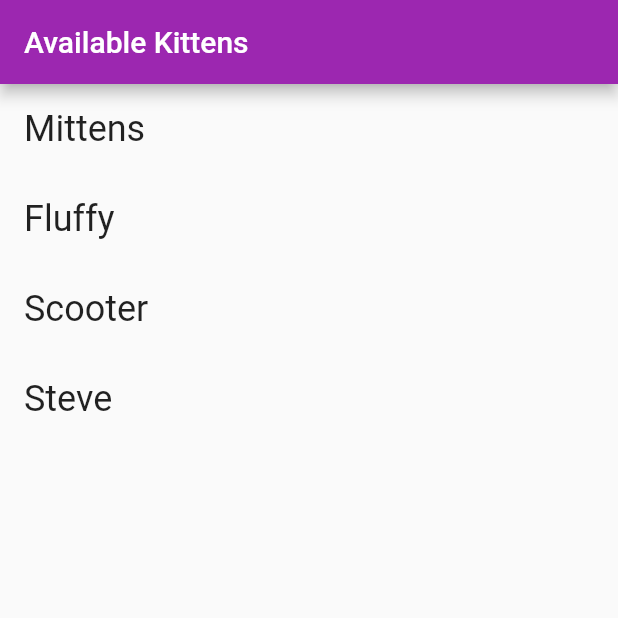
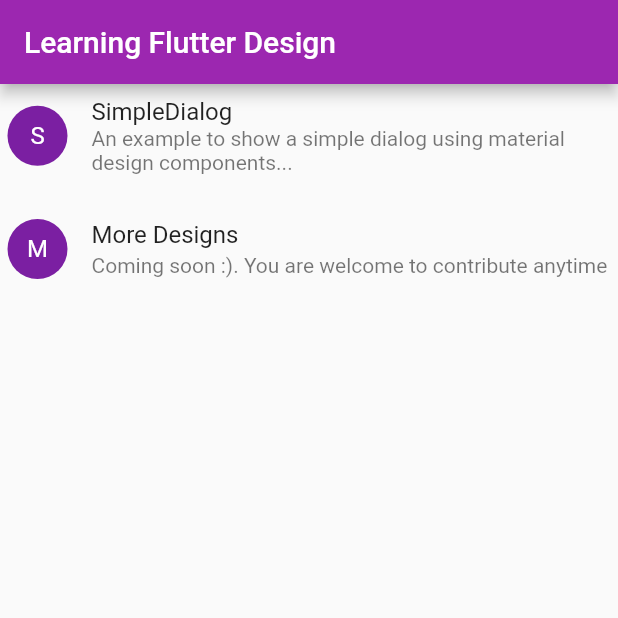
Before and after one commit to ZubairKh/flutter_design_learning, a Flutter app: the screen it shows after launch, on a phone screen of 412 x 824 dp, the top half of it. Run offline on Flutter 3.47's test engine with Material 2 defaults, Android fonts, the phone set to English and light mode, and no system bars.

Commit message:
Code refactoring for example 1 make a separate package and define routes

```diff
--- a/lib/main.dart
+++ b/lib/main.dart
@@ -1,153 +1,4 @@
 import 'package:flutter/material.dart';
+import 'package:learning_design/my_app.dart';
 
 void main() => runApp(new MyApp());
-
-class MyApp extends StatelessWidget {
-  @override
-  Widget build(BuildContext context) {
-    return new MaterialApp(
-      title: 'Flutter Demo',
-      theme: new ThemeData(
-        primarySwatch: Colors.purple,
-        buttonColor: Colors.purple,
-        buttonTheme: ButtonThemeData(
-          textTheme: ButtonTextTheme.primary,
-        ),
-      ),
-      home: new MyHomePage(),
-      debugShowCheckedModeBanner: false,
-    );
-  }
-}
-
-class Kitten {
-  const Kitten({this.name, this.age, this.description, this.imageUrl});
-
-  final String name;
-  final int age;
-  final String description;
-  final String imageUrl;
-}
-
-final List<Kitten> _kittens = <Kitten>[
-  Kitten(
-    name: "Mittens",
-    age: 11,
-    description:
-        "The pinnacle of cats. When Mittens sits on your lap, you feel like roylty",
-    imageUrl:
-        "https://www.pets4homes.co.uk/images/articles/4295/large/early-neutering-of-kittens-pros-and-cons-598ddb68021a9.jpg",
-  ),
-  Kitten(
-    name: "Fluffy",
-    age: 3,
-    description: "World\'s cutest kitten. Seriously. we did the research.",
-    imageUrl:
-        "https://www.thehappycatsite.com/wp-content/uploads/2017/10/best-treats-for-kittens.jpg",
-  ),
-  Kitten(
-    name: "Scooter",
-    age: 9,
-    description: "Chooses string faster than 9/10 competing kittens.",
-    imageUrl:
-        "https://d2kwjcq8j5htsz.cloudfront.net/2013/05/31105213/cute-photogenic-kitten.jpg",
-  ),
-  Kitten(
-    name: "Steve",
-    age: 4,
-    description: "Steve is cool and just kind of hangs out.",
-    imageUrl:
-        "https://www.catster.com/wp-content/uploads/2017/12/A-gray-kitten-meowing.jpg",
-  ),
-];
-
-class MyHomePage extends StatelessWidget {
-  Widget _dialogBuilder(BuildContext context, Kitten kitten) {
-    ThemeData localTheme = Theme.of(context);
-    return SimpleDialog(
-      contentPadding: EdgeInsets.zero,
-      children: <Widget>[
-        Image.network(
-          kitten.imageUrl,
-          fit: BoxFit.fill,
-        ),
-        Padding(
-          padding: const EdgeInsets.all(16.0),
-          child: Column(
-            crossAxisAlignment: CrossAxisAlignment.stretch,
-            children: <Widget>[
-              Text(
-                kitten.name,
-                style: localTheme.textTheme.display1,
-              ),
-              Text(
-                '${kitten.age} months old',
-                style: localTheme.textTheme.subhead.copyWith(
-                  fontStyle: FontStyle.italic,
-                ),
-              ),
-              SizedBox(
-                height: 16.0,
-              ),
-              Text(
-                kitten.description,
-                style: localTheme.textTheme.body1,
-              ),
-              SizedBox(
-                height: 16.0,
-              ),
-              Align(
-                alignment: Alignment.centerRight,
-                child: Wrap(
-                  children: <Widget>[
-                    FlatButton(
-                      onPressed: () {
-                        Navigator.of(context).pop();
-                      },
-                      child: Text('I\'M ALERGIC'),
-                    ),
-                    RaisedButton(
-                      onPressed: () {},
-                      child: Text('ADOPT'),
-                    ),
-                  ],
-                ),
-              ),
-            ],
-          ),
-        ),
-      ],
-    );
-  }
-
-  Widget _listItemBuilder(BuildContext context, int index) {
-    return GestureDetector(
-      onTap: () => showDialog(
-            context: context,
-            builder: (context) => _dialogBuilder(context, _kittens[index]),
-          ),
-      child: Container(
-        padding: const EdgeInsets.only(left: 16.0),
-        alignment: Alignment.centerLeft,
-        child: Text(
-          _kittens[index].name,
-          style: Theme.of(context).textTheme.headline,
-        ),
-      ),
-    );
-  }
-
-  @override
-  Widget build(BuildContext context) {
-    return Scaffold(
-      appBar: AppBar(
-        title: Text('Available Kittens'),
-      ),
-      body: ListView.builder(
-        itemCount: _kittens.length,
-        itemExtent: 60.0,
-        itemBuilder: _listItemBuilder,
-      ),
-    );
-  }
-}
--- /dev/null
+++ b/lib/my_app.dart
@@ -0,0 +1,76 @@
+import 'package:flutter/material.dart';
+import 'package:learning_design/simple_dialog/simple_dialog.dart';
+import 'package:learning_design/utils/constants.dart';
+
+class MyApp extends StatelessWidget {
+  @override
+  Widget build(BuildContext context) {
+    return MaterialApp(
+      title: 'Flutter Designs',
+      theme: new ThemeData(
+        primarySwatch: Colors.purple,
+        buttonColor: Colors.purple,
+        buttonTheme: ButtonThemeData(
+          textTheme: ButtonTextTheme.primary,
+        ),
+      ),
+      debugShowCheckedModeBanner: false,
+      routes: <String, WidgetBuilder>{
+        Constants.RootRoute: (BuildContext context) => MyHomePage(),
+        Constants.MySimpleDialog: (BuildContext context) => MySimpleDialog(),
+      },
+    );
+  }
+}
+
+class ExampleList {
+  const ExampleList({this.title, this.subTitle});
+
+  final String title;
+  final String subTitle;
+}
+
+final List<ExampleList> _examplesList = <ExampleList>[
+  ExampleList(
+    title: 'SimpleDialog',
+    subTitle:
+        'An example to show a simple dialog using material design components...',
+  ),
+  ExampleList(
+    title: 'More Designs',
+    subTitle: 'Coming soon :). You are welcome to contribute anytime ',
+  ),
+];
+
+class MyHomePage extends StatelessWidget {
+  void _navigateToPage(BuildContext context, int index) {
+    switch (index) {
+      case 0:
+        Navigator.of(context).pushNamed(Constants.MySimpleDialog);
+        break;
+    }
+  }
+
+  @override
+  Widget build(BuildContext context) {
+    return Scaffold(
+      appBar: AppBar(
+        title: Text('Learning Flutter Design'),
+      ),
+      body: ListView.builder(
+        itemCount: _examplesList.length,
+        itemBuilder: (BuildContext context, int index) {
+          return ListTile(
+            contentPadding: const EdgeInsets.all(5.0),
+            leading: CircleAvatar(
+              child: Text(_examplesList[index].title[0]),
+            ),
+            title: Text(_examplesList[index].title),
+            subtitle: Text(_examplesList[index].subTitle),
+            onTap: () => _navigateToPage(context, index),
+          );
+        },
+      ),
+    );
+  }
+}
--- /dev/null
+++ b/lib/utils/constants.dart
@@ -0,0 +1,5 @@
+class Constants {
+  //Routes
+  static final String RootRoute = '/';
+  static final String MySimpleDialog = '/MySimpleDialog';
+}
```
Also changed, not shown: lib/simple_dialog/model.dart (added, +8 -0 lines), lib/simple_dialog/simple_dialog.dart (added, +149 -0 lines), 1 other file.
